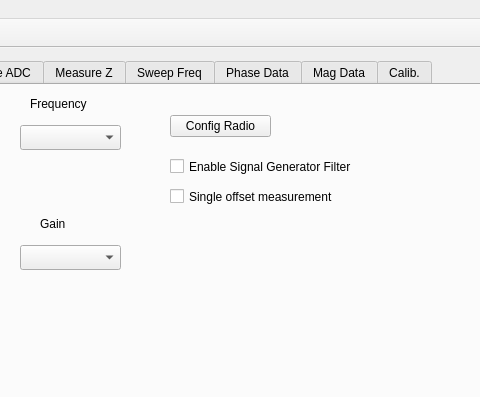
The window that BioDriver/bio2016/mainwindow.ui (saul-rodriguez/Qt) describes before a commit, drawn with Qt 5; both pictures show x 373 to 853 and y 0 to 397 of the 977 by 622 pixel window.
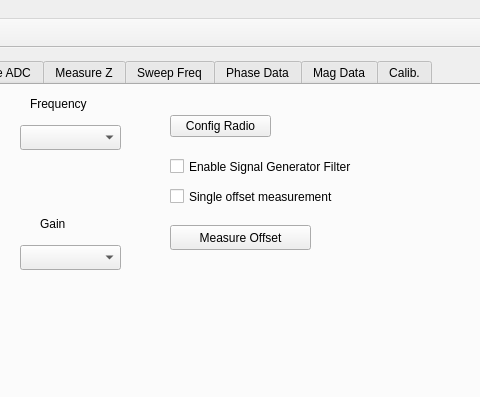
The same window after the commit. Icons and pictures are not drawn. Custom widgets are drawn as their Qt base class.

Commit message: added offset measurement option

What changed in the file:
```diff
--- a/BioDriver/bio2016/mainwindow.ui
+++ b/BioDriver/bio2016/mainwindow.ui
@@ -482,6 +482,19 @@
          <string>Single offset measurement</string>
         </property>
        </widget>
+       <widget class="QPushButton" name="pushButtonMeasureOffset">
+        <property name="geometry">
+         <rect>
+          <x>530</x>
+          <y>140</y>
+          <width>141</width>
+          <height>25</height>
+         </rect>
+        </property>
+        <property name="text">
+         <string>Measure Offset</string>
+        </property>
+       </widget>
       </widget>
       <widget class="QWidget" name="tab_4">
        <attribute name="title">
```
The commit also changes 25 other files.
